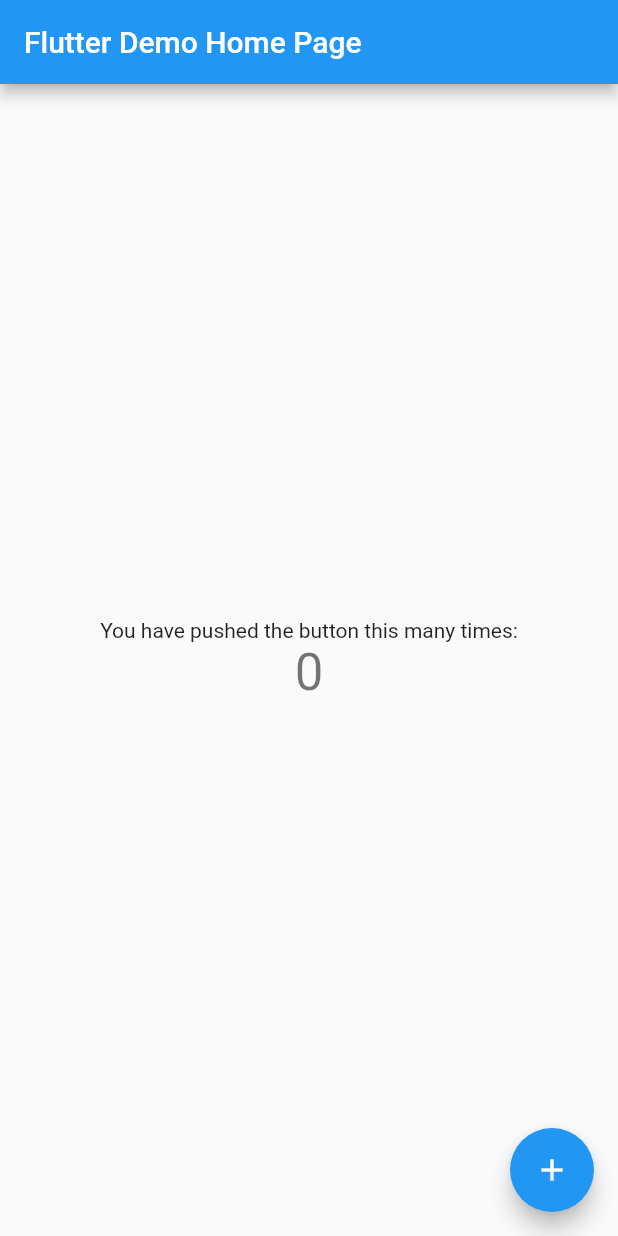
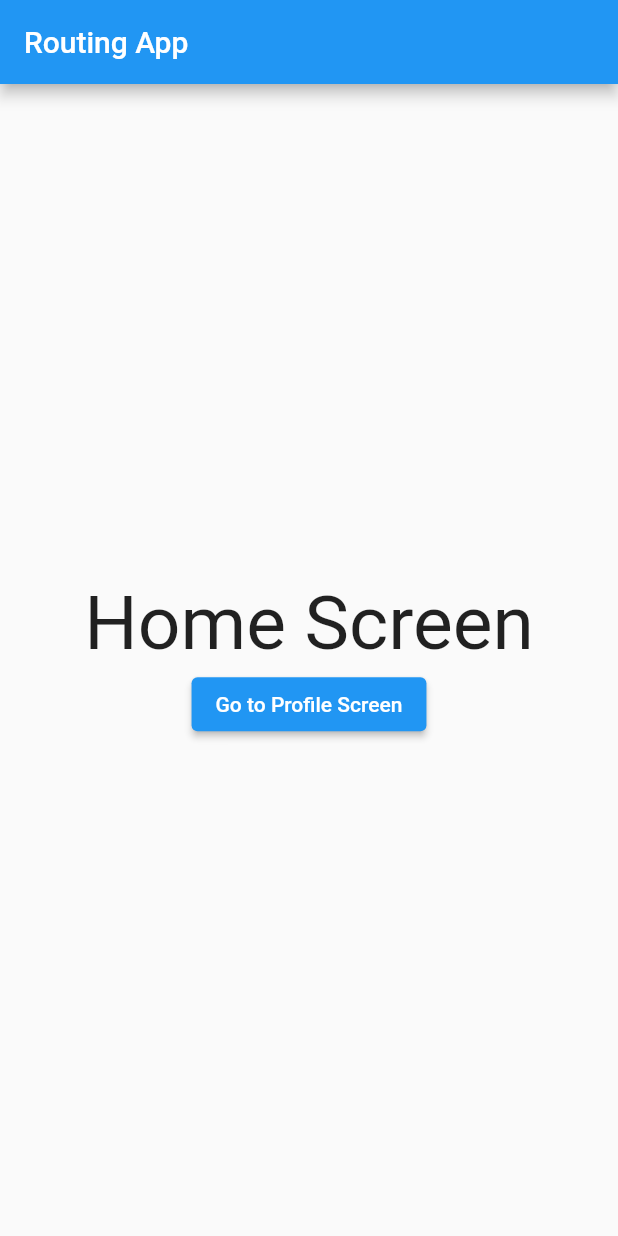
Before and after one commit to ikmazameti/fluter_components, a Flutter app: the screen it shows after launch, on a phone screen of 412 x 824 dp. Run offline on Flutter 3.47's test engine with Material 2 defaults, Android fonts, the phone set to English and light mode, and no system bars.

Commit message:
learned about navigation and routes in flutter

```diff
--- a/lib/main.dart
+++ b/lib/main.dart
@@ -1,115 +1,22 @@
+import 'package:fluter_components/routes/routes.dart';
 import 'package:flutter/material.dart';
 
-void main() {
-  runApp(const MyApp());
-}
+void main() => runApp(const MyApp());
 
 class MyApp extends StatelessWidget {
   const MyApp({Key? key}) : super(key: key);
 
-  // This widget is the root of your application.
   @override
   Widget build(BuildContext context) {
     return MaterialApp(
-      title: 'Flutter Demo',
+      debugShowCheckedModeBanner: false,
+      title: 'Flutter Routing',
       theme: ThemeData(
-        // This is the theme of your application.
-        //
-        // Try running your application with "flutter run". You'll see the
-        // application has a blue toolbar. Then, without quitting the app, try
-        // changing the primarySwatch below to Colors.green and then invoke
-        // "hot reload" (press "r" in the console where you ran "flutter run",
-        // or simply save your changes to "hot reload" in a Flutter IDE).
-        // Notice that the counter didn't reset back to zero; the application
-        // is not restarted.
         primarySwatch: Colors.blue,
       ),
-      home: const MyHomePage(title: 'Flutter Demo Home Page'),
+      // Initially display HomeScreen
+      initialRoute: RouteManager.home,
+      onGenerateRoute: RouteManager.generateRoute,
     );
   }
 }
-
-class MyHomePage extends StatefulWidget {
-  const MyHomePage({Key? key, required this.title}) : super(key: key);
-
-  // This widget is the home page of your application. It is stateful, meaning
-  // that it has a State object (defined below) that contains fields that affect
-  // how it looks.
-
-  // This class is the configuration for the state. It holds the values (in this
-  // case the title) provided by the parent (in this case the App widget) and
-  // used by the build method of the State. Fields in a Widget subclass are
-  // always marked "final".
-
-  final String title;
-
-  @override
-  State<MyHomePage> createState() => _MyHomePageState();
-}
-
-class _MyHomePageState extends State<MyHomePage> {
-  int _counter = 0;
-
-  void _incrementCounter() {
-    setState(() {
-      // This call to setState tells the Flutter framework that something has
-      // changed in this State, which causes it to rerun the build method below
-      // so that the display can reflect the updated values. If we changed
-      // _counter without calling setState(), then the build method would not be
-      // called again, and so nothing would appear to happen.
-      _counter++;
-    });
-  }
-
-  @override
-  Widget build(BuildContext context) {
-    // This method is rerun every time setState is called, for instance as done
-    // by the _incrementCounter method above.
-    //
-    // The Flutter framework has been optimized to make rerunning build methods
-    // fast, so that you can just rebuild anything that needs updating rather
-    // than having to individually change instances of widgets.
-    return Scaffold(
-      appBar: AppBar(
-        // Here we take the value from the MyHomePage object that was created by
-        // the App.build method, and use it to set our appbar title.
-        title: Text(widget.title),
-      ),
-      body: Center(
-        // Center is a layout widget. It takes a single child and positions it
-        // in the middle of the parent.
-        child: Column(
-          // Column is also a layout widget. It takes a list of children and
-          // arranges them vertically. By default, it sizes itself to fit its
-          // children horizontally, and tries to be as tall as its parent.
-          //
-          // Invoke "debug painting" (press "p" in the console, choose the
-          // "Toggle Debug Paint" action from the Flutter Inspector in Android
-          // Studio, or the "Toggle Debug Paint" command in Visual Studio Code)
-          // to see the wireframe for each widget.
-          //
-          // Column has various properties to control how it sizes itself and
-          // how it positions its children. Here we use mainAxisAlignment to
-          // center the children vertically; the main axis here is the vertical
-          // axis because Columns are vertical (the cross axis would be
-          // horizontal).
-          mainAxisAlignment: MainAxisAlignment.center,
-          children: <Widget>[
-            const Text(
-              'You have pushed the button this many times:',
-            ),
-            Text(
-              '$_counter',
-              style: Theme.of(context).textTheme.headline4,
-            ),
-          ],
-        ),
-      ),
-      floatingActionButton: FloatingActionButton(
-        onPressed: _incrementCounter,
-        tooltip: 'Increment',
-        child: const Icon(Icons.add),
-      ), // This trailing comma makes auto-formatting nicer for build methods.
-    );
-  }
-}
--- /dev/null
+++ b/lib/routes/routes.dart
@@ -0,0 +1,46 @@
+import 'package:fluter_components/screens/home_screen.dart';
+import 'package:fluter_components/screens/profile_screen.dart';
+import 'package:flutter/material.dart';
+
+class RouteManager {
+  static const String home = '/';
+  static const String profile = '/profile';
+
+  static Route<dynamic> generateRoute(RouteSettings settings) {
+    final args = settings.arguments;
+
+    switch (settings.name) {
+      case home:
+        return MaterialPageRoute(
+          builder: (context) => const HomeScreen(),
+        );
+      case profile:
+        if (args is String) {
+          return MaterialPageRoute(
+            builder: (context) => ProfileScreen(
+              data: args,
+            ),
+          );
+        }
+
+        return _errorRoute();
+      default:
+        throw const FormatException("check routes");
+    }
+  }
+
+
+  //Error page
+  static Route<dynamic> _errorRoute() {
+    return MaterialPageRoute(builder: (context) {
+      return Scaffold(
+        appBar: AppBar(
+          title: const Text("Error"),
+        ),
+        body: const Center(
+          child: Text("Route ERROR"),
+        ),
+      );
+    });
+  }
+}
--- /dev/null
+++ b/lib/screens/cart_screen.dart
@@ -0,0 +1,32 @@
+import 'package:fluter_components/routes/routes.dart';
+ import 'package:flutter/material.dart';
+
+class HomeScreen extends StatelessWidget {
+  const HomeScreen({Key? key}) : super(key: key);
+
+  @override
+  Widget build(BuildContext context) {
+    return Scaffold(
+      appBar: AppBar(
+        title: const Text('Routing App'),
+      ),
+      body: Center(
+        child: Column(
+          mainAxisSize: MainAxisSize.min,
+          children: <Widget>[
+            const Text(
+              'Home Screen',
+              style: TextStyle(fontSize: 50),
+            ),
+            ElevatedButton(
+              child: const Text('Go to Profile Screen'),
+              onPressed: () {
+                Navigator.of(context).pushNamed(RouteManager.profile,arguments: "hello there");
+              },
+            )
+          ],
+        ),
+      ),
+    );
+  }
+}
--- /dev/null
+++ b/lib/screens/favourite_screen.dart
@@ -0,0 +1,32 @@
+import 'package:fluter_components/routes/routes.dart';
+ import 'package:flutter/material.dart';
+
+class HomeScreen extends StatelessWidget {
+  const HomeScreen({Key? key}) : super(key: key);
+
+  @override
+  Widget build(BuildContext context) {
+    return Scaffold(
+      appBar: AppBar(
+        title: const Text('Routing App'),
+      ),
+      body: Center(
+        child: Column(
+          mainAxisSize: MainAxisSize.min,
+          children: <Widget>[
+            const Text(
+              'Home Screen',
+              style: TextStyle(fontSize: 50),
+            ),
+            ElevatedButton(
+              child: const Text('Go to Profile Screen'),
+              onPressed: () {
+                Navigator.of(context).pushNamed(RouteManager.profile,arguments: "hello there");
+              },
+            )
+          ],
+        ),
+      ),
+    );
+  }
+}
--- /dev/null
+++ b/lib/screens/home_screen.dart
@@ -0,0 +1,32 @@
+import 'package:fluter_components/routes/routes.dart';
+ import 'package:flutter/material.dart';
+
+class HomeScreen extends StatelessWidget {
+  const HomeScreen({Key? key}) : super(key: key);
+
+  @override
+  Widget build(BuildContext context) {
+    return Scaffold(
+      appBar: AppBar(
+        title: const Text('Routing App'),
+      ),
+      body: Center(
+        child: Column(
+          mainAxisSize: MainAxisSize.min,
+          children: <Widget>[
+            const Text(
+              'Home Screen',
+              style: TextStyle(fontSize: 50),
+            ),
+            ElevatedButton(
+              child: const Text('Go to Profile Screen'),
+              onPressed: () {
+                Navigator.of(context).pushNamed(RouteManager.profile,arguments: "hello there");
+              },
+            )
+          ],
+        ),
+      ),
+    );
+  }
+}
--- /dev/null
+++ b/lib/screens/notification_screen.dart
@@ -0,0 +1,32 @@
+import 'package:fluter_components/routes/routes.dart';
+ import 'package:flutter/material.dart';
+
+class HomeScreen extends StatelessWidget {
+  const HomeScreen({Key? key}) : super(key: key);
+
+  @override
+  Widget build(BuildContext context) {
+    return Scaffold(
+      appBar: AppBar(
+        title: const Text('Routing App'),
+      ),
+      body: Center(
+        child: Column(
+          mainAxisSize: MainAxisSize.min,
+          children: <Widget>[
+            const Text(
+              'Home Screen',
+              style: TextStyle(fontSize: 50),
+            ),
+            ElevatedButton(
+              child: const Text('Go to Profile Screen'),
+              onPressed: () {
+                Navigator.of(context).pushNamed(RouteManager.profile,arguments: "hello there");
+              },
+            )
+          ],
+        ),
+      ),
+    );
+  }
+}
```
Also changed, not shown: lib/screens/profile_screen.dart (added, +38 -0 lines).
